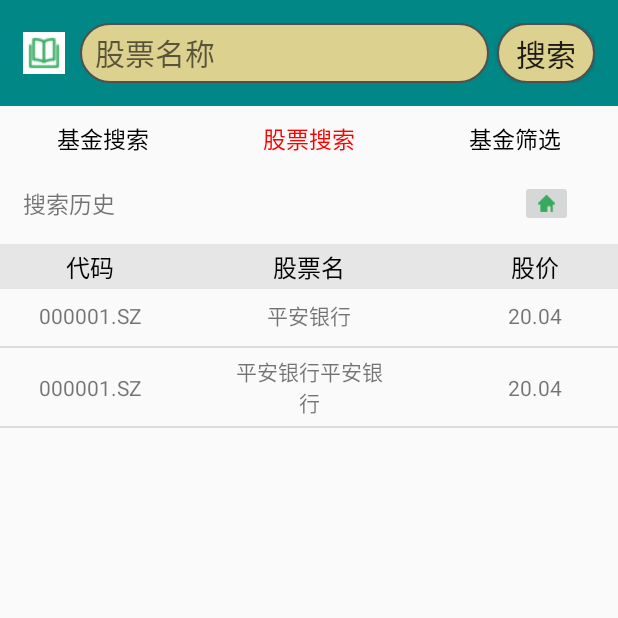
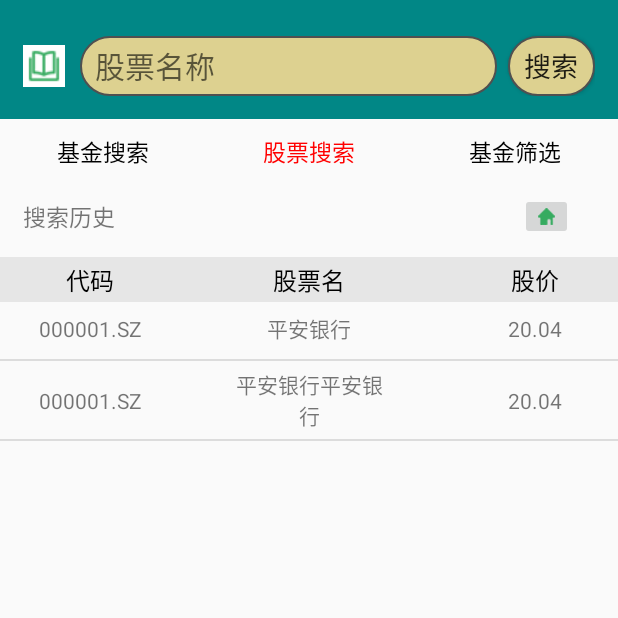
Before and after one commit to Dawn1261283562/Android-foundation, an Android app: the screen it shows after launch (MainActivity2), after a tap on "股票搜索", on a phone screen of 412 x 824 dp, the top half of it. Run offline under Robolectric (Android 15) with nearby library versions, the phone set to English and light mode, and no system bars.

Commit message:
10 30 13 50 Signed-off-by: an-dou <759055535@qq.com>

```diff
--- a/android/studying/app/src/main/AndroidManifest.xml
+++ b/android/studying/app/src/main/AndroidManifest.xml
@@ -14,6 +14,9 @@
         android:roundIcon="@mipmap/ic_launcher_round"
         android:supportsRtl="true"
         android:theme="@style/Theme.Studying">
+        <activity
+            android:name=".AddCompanyActivity"
+            android:exported="true" />
         <activity
             android:name=".ProrateActivity"
             android:exported="true" />
--- a/android/studying/app/src/main/java/com/example/studying/MainActivity.java
+++ b/android/studying/app/src/main/java/com/example/studying/MainActivity.java
@@ -4,10 +4,14 @@ import java.io.IOException;
 import java.util.ArrayList;
 import java.util.List;
 
+import android.graphics.Color;
+import android.os.Build;
 import android.os.Bundle;
 import android.os.Looper;
 import android.view.View;
+import android.view.ViewGroup;
 import android.view.Window;
+import android.view.WindowManager;
 import android.widget.Button;
 import android.widget.EditText;
 import android.widget.ImageButton;
@@ -15,6 +19,7 @@ import android.widget.LinearLayout;
 import android.widget.Toast;
 
 import androidx.appcompat.app.AppCompatActivity;
+import androidx.core.view.ViewCompat;
 import androidx.fragment.app.Fragment;
 import androidx.fragment.app.FragmentActivity;
 import androidx.fragment.app.FragmentPagerAdapter;
@@ -74,8 +79,21 @@ public class MainActivity extends   FragmentActivity implements View.OnClickList
     @Override
     protected void onCreate(Bundle savedInstanceState) {
         super.onCreate(savedInstanceState);
+        setContentView(R.layout.activity_main);
 //        requestWindowFeature(Window.FEATURE_NO_TITLE);
-        setContentView(R.layout.activity_main);
+        if (Build.VERSION.SDK_INT >= Build.VERSION_CODES.LOLLIPOP) {
+            Window window = getWindow();
+            window.clearFlags(WindowManager.LayoutParams.FLAG_TRANSLUCENT_STATUS);
+            window.addFlags(WindowManager.LayoutParams.FLAG_DRAWS_SYSTEM_BAR_BACKGROUNDS);
+            window.getDecorView().setSystemUiVisibility(View.SYSTEM_UI_FLAG_LAYOUT_FULLSCREEN
+                    | View.SYSTEM_UI_FLAG_LAYOUT_STABLE);
+            window.setStatusBarColor(Color.TRANSPARENT);
+        }
+        if (Build.VERSION.SDK_INT >= Build.VERSION_CODES.M) {
+            getWindow().getDecorView().setSystemUiVisibility(
+                    View.SYSTEM_UI_FLAG_LAYOUT_FULLSCREEN|View.SYSTEM_UI_FLAG_LIGHT_STATUS_BAR);
+        }
+
         initViews();//初始化控件
         initEvents();//初始化事件
         initData();//初始化数据
--- a/android/studying/app/src/main/java/com/example/studying/MainActivity2.java
+++ b/android/studying/app/src/main/java/com/example/studying/MainActivity2.java
@@ -3,12 +3,14 @@ package com.example.studying;
 import android.content.Context;
 import android.content.Intent;
 import android.graphics.Color;
+import android.os.Build;
 import android.os.Bundle;
 import android.os.Looper;
 import android.util.Log;
 import android.view.KeyEvent;
 import android.view.View;
 import android.view.Window;
+import android.view.WindowManager;
 import android.view.inputmethod.EditorInfo;
 import android.view.inputmethod.InputMethodManager;
 import android.widget.Button;
@@ -81,6 +83,18 @@ public class MainActivity2 extends FragmentActivity implements View.OnClickListe
         super.onCreate(savedInstanceState);
 //        requestWindowFeature(Window.FEATURE_NO_TITLE);
         setContentView(R.layout.activity_main2);
+        if (Build.VERSION.SDK_INT >= Build.VERSION_CODES.LOLLIPOP) {
+            Window window = getWindow();
+            window.clearFlags(WindowManager.LayoutParams.FLAG_TRANSLUCENT_STATUS);
+            window.addFlags(WindowManager.LayoutParams.FLAG_DRAWS_SYSTEM_BAR_BACKGROUNDS);
+            window.getDecorView().setSystemUiVisibility(View.SYSTEM_UI_FLAG_LAYOUT_FULLSCREEN
+                    | View.SYSTEM_UI_FLAG_LAYOUT_STABLE);
+            window.setStatusBarColor(Color.TRANSPARENT);
+        }
+        if (Build.VERSION.SDK_INT >= Build.VERSION_CODES.M) {
+            getWindow().getDecorView().setSystemUiVisibility(
+                    View.SYSTEM_UI_FLAG_LAYOUT_FULLSCREEN|View.SYSTEM_UI_FLAG_LIGHT_STATUS_BAR);
+        }
 
         initViews();
         initEvents();
--- a/android/studying/app/src/main/java/com/example/studying/SearchFragment3_1.java
+++ b/android/studying/app/src/main/java/com/example/studying/SearchFragment3_1.java
@@ -347,7 +347,6 @@ public class SearchFragment3_1 extends androidx.fragment.app.Fragment {
         addBtn =mView.findViewById(R.id.frag3_1_but1);
         searchBtn=mView.findViewById(R.id.frag3_1_but2);
         prorateBtn=mView.findViewById(R.id.prorate_but);
-        prorateBtn=mView.findViewById(R.id.prorate_but);
         checkProBtn=mView.findViewById(R.id.check_prorate);
         listView =  mView.findViewById(R.id.list_search3_1);
         flowLayout = mView.findViewById(R.id.flowlayout3_1);
@@ -380,6 +379,7 @@ public class SearchFragment3_1 extends androidx.fragment.app.Fragment {
                     //获取用户选择的股票
                     stockSlected();
                 }
+                break;
             default:
         }
     }
--- a/android/studying/app/src/main/java/com/example/studying/SearchFragment3_2.java
+++ b/android/studying/app/src/main/java/com/example/studying/SearchFragment3_2.java
@@ -10,6 +10,7 @@ import android.view.MotionEvent;
 import android.view.View;
 import android.view.ViewGroup;
 import android.widget.Button;
+import android.widget.ImageButton;
 import android.widget.ListView;
 import android.widget.TextView;
 import android.widget.Toast;
@@ -45,11 +46,15 @@ public class SearchFragment3_2 extends androidx.fragment.app.Fragment {
     private ArrayList<String> typeList;
     private Button addBtn;
     private Button searchBtn;
+    private Button addCompanyBtn;
+    private  TextView textCompany;
+    private ImageButton checkComBtn;
     private FundAdapter fundAdapter;
     private ListView listView;
     private List<FundGeneral> fundGeneralList;
     private FlowLayout.Adapter flowAdapter;
     private ArrayList<FundHeavy> fundHeavyList=new ArrayList<FundHeavy>();
+    private String companySelected;
 
     public SearchFragment3_2(ArrayList<String> typeList) {
         System.out.println(typeList);
@@ -74,6 +79,8 @@ public class SearchFragment3_2 extends androidx.fragment.app.Fragment {
         fundAdapter=new FundAdapter(getContext(),R.layout.fund_item,fundGeneralList);
         listView.setAdapter(fundAdapter);
         typeList = new ArrayList<>();
+        companySelected="";
+        textCompany.setVisibility(View.GONE);
 
         layoutInflater = LayoutInflater.from(getContext());
         flowAdapter=new FlowLayout.Adapter() {
@@ -110,11 +117,43 @@ public class SearchFragment3_2 extends androidx.fragment.app.Fragment {
     }
 
     private void initEvents() {
+        addCompanyBtn.setOnClickListener(new View.OnClickListener(){
+            @Override
+            public void onClick(View view) {
+                if(checkComBtn.getBackground().getConstantState().equals(getResources().getDrawable(R.mipmap.checkbox1).getConstantState())){
+                    checkComBtn.setBackground(getResources().getDrawable(R.mipmap.checkbox2));
+                    textCompany.setVisibility(View.VISIBLE);
+                    textCompany.setText("当前搜索公司："+companySelected);
+                }
+
+                Intent intent=new Intent(getActivity(),AddCompanyActivity.class);
+                startActivityForResult(intent,34);
+            }
+        });
+        checkComBtn.setBackground(getResources().getDrawable(R.mipmap.checkbox1));
+        checkComBtn.setOnClickListener(new View.OnClickListener() {
+            @Override
+            public void onClick(View view) {
+                if(checkComBtn.getBackground().getConstantState().equals(getResources().getDrawable(R.mipmap.checkbox1).getConstantState())){
+                    checkComBtn.setBackground(getResources().getDrawable(R.mipmap.checkbox2));
+                    textCompany.setVisibility(View.VISIBLE);
+                    textCompany.setText("当前搜索公司："+companySelected);
+
+                }
+                else{
+                    checkComBtn.setBackground(getResources().getDrawable(R.mipmap.checkbox1));
+                    textCompany.setVisibility(View.GONE);
+                }
+            }
+        });
     }
 
     private void initViews() {
         addBtn =(Button)mView.findViewById(R.id.frag3_2_but1);
         searchBtn=(Button)mView.findViewById(R.id.frag3_2_but2);
+        checkComBtn=mView.findViewById(R.id.check_company);
+        addCompanyBtn=mView.findViewById(R.id.add_compony_but);
+        textCompany=mView.findViewById(R.id.text_company_name);
         listView= (ListView) mView.findViewById(R.id.list_search3_2);
         flowLayout = (FlowLayout) mView.findViewById(R.id.flowlayout3_2);
     }
@@ -168,6 +207,19 @@ public class SearchFragment3_2 extends androidx.fragment.app.Fragment {
 
             @Override
             public void onClick(View v) {
+                if(checkComBtn.getBackground().getConstantState().equals(getResources().getDrawable(R.mipmap.checkbox1).getConstantState())){
+                    //普通搜索，不进行公司的板块搜索
+                }
+                else{
+                    if(companySelected.equals("")){
+                        Toast.makeText(getActivity(),"您还没有选择公司",Toast.LENGTH_LONG).show();
+                    }
+                    else{
+                        //进行公司板块搜索
+                    }
+                }
+
+
                 String url = "http://localhost:8080/user/lgoin";
                 url = "http://43m486x897.yicp.fun/fundHeavy/getListByStockAllTypeRadio?num=2&TypeList=军工,计算机";
                 url = "http://43m486x897.yicp.fun/fundHeavy/getListByStockAllTypeRadio?num=";
@@ -277,16 +329,25 @@ public class SearchFragment3_2 extends androidx.fragment.app.Fragment {
     }
 
     @Override
-    public void onActivityResult(int requestCode, int resultCode, @Nullable Intent data) {
+    public void onActivityResult(int requestCode, int resultCode, @Nullable Intent intent) {
         switch (requestCode){
             case 33:
                 if(resultCode== Activity.RESULT_OK){
-                    Bundle bundle=data.getExtras();
+                    Bundle bundle=intent.getExtras();
                     typeList=(ArrayList<String>) bundle.getSerializable("typeListAdd");
 
                     typeList =typeListDuplicatesRemove(typeList);
 
                     flowLayout.setAdapter(flowAdapter);
+                }
+                break;
+            case 34:
+                if(resultCode==Activity.RESULT_OK){
+                    String temp= intent.getExtras().getString("companySelected");
+                    if(!temp.equals("")) {
+                        companySelected = temp;
+                        textCompany.setText("当前搜索公司："+companySelected);
+                    }
                 }
                 break;
             default:
--- /dev/null
+++ b/android/studying/app/src/main/java/com/example/studying/StatusBarView.java
@@ -0,0 +1,41 @@
+package com.example.studying;
+
+import android.content.Context;
+import android.content.res.Resources;
+import android.os.Build;
+import android.util.AttributeSet;
+import android.view.View;
+
+import androidx.annotation.Nullable;
+
+public class StatusBarView extends View {
+    private static int mStatusBarHeight;
+
+    public StatusBarView(Context context) {
+        this(context, null);
+    }
+
+    public StatusBarView(Context context, @Nullable AttributeSet attrs) {
+        super(context, attrs);
+        if (Build.VERSION.SDK_INT >= Build.VERSION_CODES.KITKAT) {
+            mStatusBarHeight = getStatusBarHeight(context);
+        }
+    }
+
+    @Override
+    protected void onMeasure(int widthMeasureSpec, int heightMeasureSpec) {
+        setMeasuredDimension(MeasureSpec.getSize(widthMeasureSpec), mStatusBarHeight);
+    }
+
+    //此处代码可以放到StatusBarUtils
+    public static int getStatusBarHeight(Context context) {
+        if (mStatusBarHeight == 0) {
+            Resources res = context.getResources();
+            int resourceId = res.getIdentifier("status_bar_height", "dimen", "android");
+            if (resourceId > 0) {
+                mStatusBarHeight = res.getDimensionPixelSize(resourceId);
+            }
+        }
+        return mStatusBarHeight;
+    }
+}
--- a/android/studying/app/src/main/res/layout/page_fragment2.xml
+++ b/android/studying/app/src/main/res/layout/page_fragment2.xml
@@ -3,6 +3,9 @@
     android:orientation="vertical"
     android:layout_width="match_parent"
     android:layout_height="match_parent">
+    <com.example.studying.StatusBarView
+        android:layout_width="wrap_content"
+        android:layout_height="wrap_content"/>
     <RelativeLayout
         android:layout_width="match_parent"
         android:layout_height="40dp">
--- a/android/studying/app/src/main/res/layout/search_fragment3_1.xml
+++ b/android/studying/app/src/main/res/layout/search_fragment3_1.xml
@@ -34,8 +34,7 @@
         android:layout_marginStart="20dp"
         android:layout_marginTop="5dp"
         app:layout_constraintTop_toBottomOf="@id/frag3_1_but2"
-        app:layout_constraintLeft_toLeftOf="parent"
-        android:background="@mipmap/checkbox1"/>
+        app:layout_constraintLeft_toLeftOf="parent"/>
 
     <Button
         android:id="@+id/prorate_but"
--- a/android/studying/app/src/main/res/layout/title_layout.xml
+++ b/android/studying/app/src/main/res/layout/title_layout.xml
@@ -5,9 +5,18 @@
     android:layout_height="wrap_content"
     xmlns:app="http://schemas.android.com/apk/res-auto"
     android:background="@color/teal_700"
-    android:orientation="vertical"
-    android:padding="15dp"
+    android:paddingBottom="15dp"
+    android:paddingLeft="15dp"
+    android:paddingRight="15dp"
     tools:showIn="@layout/activity_main2">
+
+    <com.example.studying.StatusBarView
+        android:id="@+id/title_statusBar"
+        android:layout_width="wrap_content"
+        android:layout_height="wrap_content"
+        app:layout_constraintTop_toTopOf="parent"
+        app:layout_constraintLeft_toLeftOf="parent"
+        app:layout_constraintRight_toRightOf="parent"/>
 
     <ImageView
         android:id="@+id/back_icon"
@@ -28,7 +37,7 @@
         android:layout_width="0dp"
         android:layout_height="40dp"
         android:layout_marginLeft="10dp"
-        android:layout_marginRight="5dp"
+        android:layout_marginRight="7dp"
         android:layout_weight="1"
         android:background="@drawable/search_background"
         android:paddingLeft="10dp"
@@ -40,20 +49,17 @@
         app:layout_constraintHorizontal_weight="1"
         app:layout_constraintLeft_toRightOf="@id/back_icon"
         app:layout_constraintRight_toLeftOf="@id/search_but1"
-        app:layout_constraintTop_toTopOf="parent" />
+        app:layout_constraintTop_toBottomOf="@+id/title_statusBar"/>
 
     <Button android:id="@+id/search_but1"
         android:visibility="invisible"
-        android:layout_width="65dp"
+        android:layout_width="58dp"
         android:layout_height="40dp"
-        app:layout_constraintTop_toTopOf="parent"
+        app:layout_constraintTop_toTopOf="@id/search_edit1"
+        app:layout_constraintBottom_toBottomOf="@id/search_edit1"
         app:layout_constraintRight_toRightOf="parent"
         app:layout_constraintLeft_toRightOf="@id/search_edit1"
-        android:paddingTop="5dp"
-        android:paddingBottom="5dp"
-        android:paddingLeft="10dp"
-        android:paddingRight="10dp"
-        android:textSize="20dp"
+        android:textSize="18dp"
         android:text="搜索"
         android:background="@drawable/search_background"/>
 
--- a/android/studying/app/src/main/res/values-night/themes.xml
+++ b/android/studying/app/src/main/res/values-night/themes.xml
@@ -1,6 +1,6 @@
 <resources xmlns:tools="http://schemas.android.com/tools">
     <!-- Base application theme. -->
-    <style name="Theme.Studying" parent="Theme.MaterialComponents.DayNight.DarkActionBar">
+    <style name="Theme.Studying" parent="Theme.MaterialComponents.DayNight.NoActionBar">
         <!-- Primary brand color. -->
         <item name="colorPrimary">@color/purple_200</item>
         <item name="colorPrimaryVariant">@color/purple_700</item>
```
Also changed, not shown: android/studying/app/src/main/java/com/example/studying/AddCompanyActivity.java (added, +144 -0 lines), android/studying/app/src/main/java/com/example/studying/ProrateActivity.java (+16 -0 lines), android/studying/app/src/main/java/com/example/studying/addStockActivity.java (+14 -0 lines), android/studying/app/src/main/java/com/example/studying/addTypeActivity.java (+15 -2 lines), android/studying/app/src/main/res/layout/activity_add_company.xml (added, +23 -0 lines), android/studying/app/src/main/res/layout/page_fragment3.xml (+17 -9 lines), android/studying/app/src/main/res/layout/search_fragment3_2.xml (+32 -4 lines).
